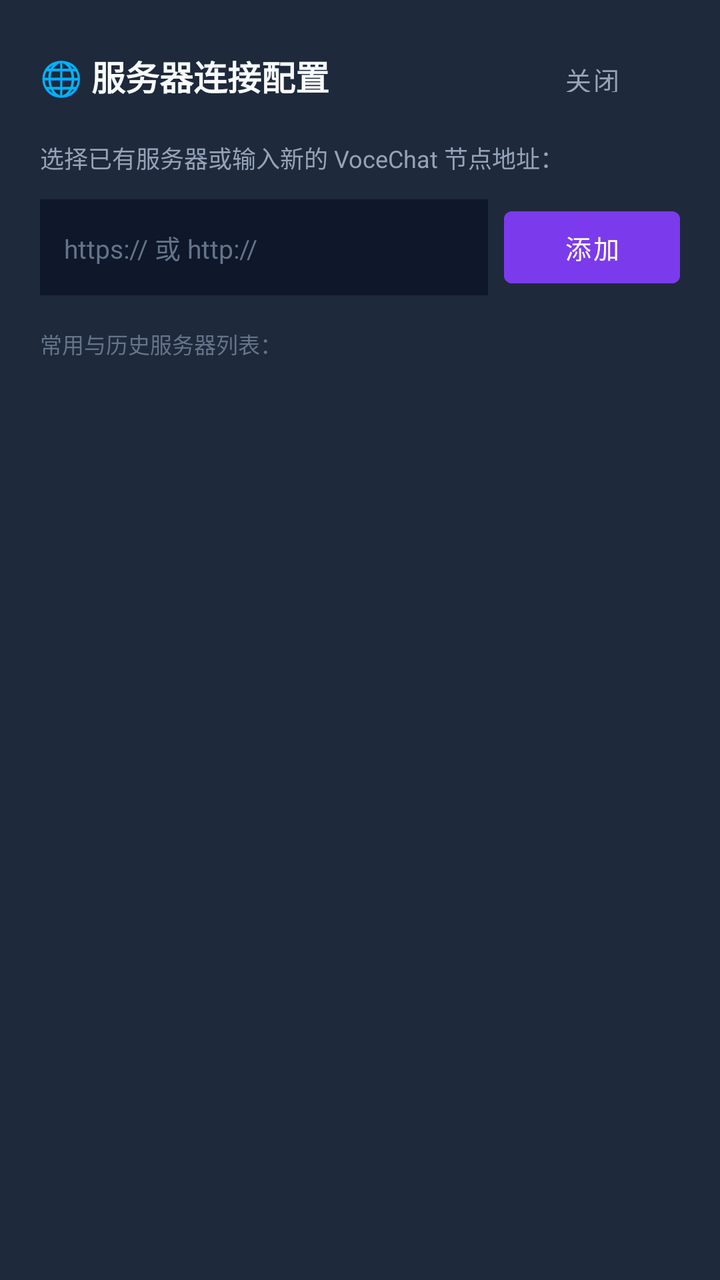
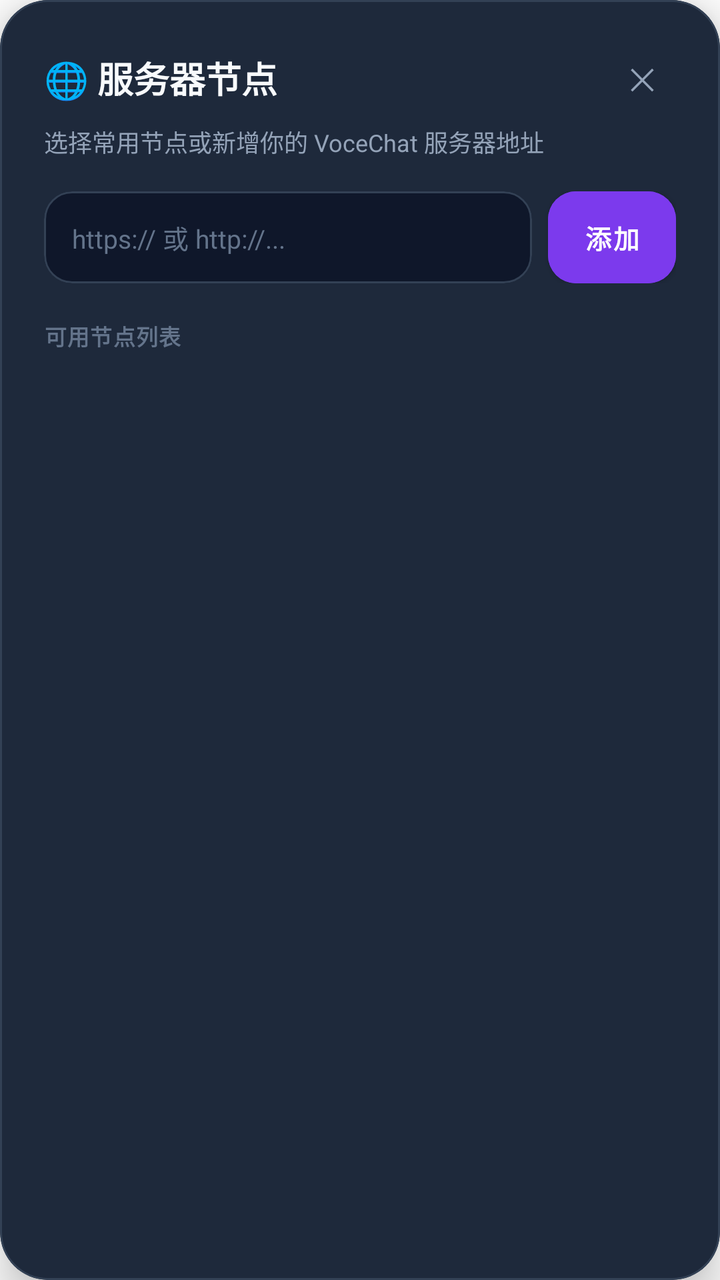

Two renders of the same Android screen: before a commit and after it. Below are the layout's source before the change and the commit's diff.
<!-- AndroidManifest.xml: application theme Theme.MaterialComponents.DayNight.NoActionBar -->
<!-- res/layout/dialog_server_settings.xml -->
<?xml version="1.0" encoding="utf-8"?>
<LinearLayout xmlns:android="http://schemas.android.com/apk/res/android"
    xmlns:app="http://schemas.android.com/apk/res-auto"
    android:id="@+id/dialog_server_root"
    android:layout_width="match_parent"
    android:layout_height="wrap_content"
    android:orientation="vertical"
    android:background="#1E293B"
    android:padding="20dp">

    
    <LinearLayout
        android:layout_width="match_parent"
        android:layout_height="wrap_content"
        android:orientation="horizontal"
        android:gravity="center_vertical"
        android:layout_marginBottom="14dp">

        <TextView
            android:id="@+id/tv_dialog_title"
            android:layout_width="0dp"
            android:layout_height="wrap_content"
            android:layout_weight="1"
            android:text="🌐 服务器连接配置"
            android:textColor="#F8FAFC"
            android:textSize="17sp"
            android:textStyle="bold" />

        <Button
            android:id="@+id/btn_dialog_close"
            style="@style/Widget.MaterialComponents.Button.TextButton"
            android:layout_width="wrap_content"
            android:layout_height="36dp"
            android:text="关闭"
            android:textColor="#94A3B8"
            android:textSize="13sp" />
    </LinearLayout>

    <TextView
        android:id="@+id/tv_dialog_desc"
        android:layout_width="match_parent"
        android:layout_height="wrap_content"
        android:text="选择已有服务器或输入新的 VoceChat 节点地址："
        android:textColor="#94A3B8"
        android:textSize="12sp"
        android:layout_marginBottom="12dp" />

    
    <LinearLayout
        android:layout_width="match_parent"
        android:layout_height="48dp"
        android:orientation="horizontal"
        android:gravity="center_vertical"
        android:layout_marginBottom="16dp">

        <EditText
            android:id="@+id/et_new_server"
            android:layout_width="0dp"
            android:layout_height="match_parent"
            android:layout_weight="1"
            android:background="#0F172A"
            android:textColor="#F8FAFC"
            android:textColorHint="#64748B"
            android:hint="https:// 或 http://"
            android:textSize="13sp"
            android:paddingStart="12dp"
            android:paddingEnd="12dp"
            android:singleLine="true" />

        <Button
            android:id="@+id/btn_add_server"
            android:layout_width="wrap_content"
            android:layout_height="match_parent"
            android:layout_marginStart="8dp"
            android:backgroundTint="#7C3AED"
            android:text="添加"
            android:textColor="#FFFFFF"
            android:textSize="13sp"
            android:paddingStart="14dp"
            android:paddingEnd="14dp" />
    </LinearLayout>

    <TextView
        android:id="@+id/tv_history_label"
        android:layout_width="match_parent"
        android:layout_height="wrap_content"
        android:text="常用与历史服务器列表："
        android:textColor="#64748B"
        android:textSize="11sp"
        android:layout_marginBottom="8dp" />

    
    <LinearLayout
        android:id="@+id/layout_server_list"
        android:layout_width="match_parent"
        android:layout_height="wrap_content"
        android:orientation="vertical" />

</LinearLayout>
<!-- resources referenced by this layout -->
<resources>

</resources>

<!-- the commit's change to res/layout/dialog_server_settings.xml (unified diff, before → after) -->
@@ -1,99 +1,140 @@
 <?xml version="1.0" encoding="utf-8"?>
-<LinearLayout xmlns:android="http://schemas.android.com/apk/res/android"
+<com.google.android.material.card.MaterialCardView xmlns:android="http://schemas.android.com/apk/res/android"
     xmlns:app="http://schemas.android.com/apk/res-auto"
     android:id="@+id/dialog_server_root"
     android:layout_width="match_parent"
     android:layout_height="wrap_content"
-    android:orientation="vertical"
-    android:background="#1E293B"
-    android:padding="20dp">
+    app:cardBackgroundColor="#1E293B"
+    app:cardCornerRadius="24dp"
+    app:cardElevation="12dp"
+    app:strokeColor="#334155"
+    app:strokeWidth="1dp">
 
-    
     <LinearLayout
         android:layout_width="match_parent"
         android:layout_height="wrap_content"
-        android:orientation="horizontal"
-        android:gravity="center_vertical"
-        android:layout_marginBottom="14dp">
+        android:orientation="vertical"
+        android:padding="22dp">
+
+        
+        <LinearLayout
+            android:layout_width="match_parent"
+            android:layout_height="wrap_content"
+            android:orientation="horizontal"
+            android:gravity="center_vertical"
+            android:layout_marginBottom="6dp">
+
+            <TextView
+                android:id="@+id/tv_dialog_title"
+                android:layout_width="0dp"
+                android:layout_height="wrap_content"
+                android:layout_weight="1"
+                android:text="🌐 服务器节点"
+                android:textColor="#F8FAFC"
+                android:textSize="18sp"
+                android:textStyle="bold" />
+
+            <com.google.android.material.button.MaterialButton
+                android:id="@+id/btn_dialog_close"
+                style="@style/Widget.MaterialComponents.Button.TextButton"
+                android:layout_width="34dp"
+                android:layout_height="34dp"
+                android:minWidth="0dp"
+                android:minHeight="0dp"
+                android:insetTop="0dp"
+                android:insetBottom="0dp"
+                android:padding="0dp"
+                android:text="✕"
+                android:textColor="#94A3B8"
+                android:textSize="15sp"
+                app:cornerRadius="17dp" />
+        </LinearLayout>
 
         <TextView
-            android:id="@+id/tv_dialog_title"
-            android:layout_width="0dp"
+            android:id="@+id/tv_dialog_desc"
+            android:layout_width="match_parent"
             android:layout_height="wrap_content"
-            android:layout_weight="1"
-            android:text="🌐 服务器连接配置"
-            android:textColor="#F8FAFC"
-            android:textSize="17sp"
-            android:textStyle="bold" />
+            android:text="选择常用节点或新增你的 VoceChat 服务器地址"
+            android:textColor="#94A3B8"
+            android:textSize="12sp"
+            android:layout_marginBottom="16dp" />
 
-        <Button
-            android:id="@+id/btn_dialog_close"
-            style="@style/Widget.MaterialComponents.Button.TextButton"
-            android:layout_width="wrap_content"
-            android:layout_height="36dp"
-            android:text="关闭"
-            android:textColor="#94A3B8"
-            android:textSize="13sp" />
+        
+        <LinearLayout
+            android:layout_width="match_parent"
+            android:layout_height="46dp"
+            android:orientation="horizontal"
+            android:gravity="center_vertical"
+            android:layout_marginBottom="18dp">
+
+            <com.google.android.material.card.MaterialCardView
+                android:id="@+id/card_new_server_input"
+                android:layout_width="0dp"
+                android:layout_height="match_parent"
+                android:layout_weight="1"
+                app:cardBackgroundColor="#0F172A"
+                app:cardCornerRadius="14dp"
+                app:cardElevation="0dp"
+                app:strokeColor="#334155"
+                app:strokeWidth="1dp">
+
+                <EditText
+                    android:id="@+id/et_new_server"
+                    android:layout_width="match_parent"
+                    android:layout_height="match_parent"
+                    android:background="@null"
+                    android:textColor="#F8FAFC"
+                    android:textColorHint="#64748B"
+                    android:hint="https:// 或 http://..."
+                    android:inputType="textUri"
+                    android:textSize="13sp"
+                    android:paddingStart="14dp"
+                    android:paddingEnd="14dp"
+                    android:singleLine="true" />
+            </com.google.android.material.card.MaterialCardView>
+
+            <com.google.android.material.button.MaterialButton
+                android:id="@+id/btn_add_server"
+                android:layout_width="wrap_content"
+                android:layout_height="match_parent"
+                android:layout_marginStart="8dp"
+                android:minWidth="64dp"
+                android:minHeight="0dp"
+                android:insetTop="0dp"
+                android:insetBottom="0dp"
+                android:backgroundTint="#7C3AED"
+                android:text="添加"
+                android:textColor="#FFFFFF"
+                android:textSize="13sp"
+                android:textStyle="bold"
+                android:paddingStart="14dp"
+                android:paddingEnd="14dp"
+                app:cornerRadius="14dp" />
+        </LinearLayout>
+
+        <TextView
+            android:id="@+id/tv_history_label"
+            android:layout_width="match_parent"
+            android:layout_height="wrap_content"
+            android:text="可用节点列表"
+            android:textColor="#64748B"
+            android:textSize="11sp"
+            android:textStyle="bold"
+            android:letterSpacing="0.04"
+            android:layout_marginBottom="10dp" />
+
+        
+        <ScrollView
+            android:layout_width="match_parent"
+            android:layout_height="wrap_content"
+            android:scrollbars="none">
+
+            <LinearLayout
+                android:id="@+id/layout_server_list"
+                android:layout_width="match_parent"
+                android:layout_height="wrap_content"
+                android:orientation="vertical" />
+        </ScrollView>
+
     </LinearLayout>
-
-    <TextView
-        android:id="@+id/tv_dialog_desc"
-        android:layout_width="match_parent"
-        android:layout_height="wrap_content"
-        android:text="选择已有服务器或输入新的 VoceChat 节点地址："
-        android:textColor="#94A3B8"
-        android:textSize="12sp"
-        android:layout_marginBottom="12dp" />
-
-    
-    <LinearLayout
-        android:layout_width="match_parent"
-        android:layout_height="48dp"
-        android:orientation="horizontal"
-        android:gravity="center_vertical"
-        android:layout_marginBottom="16dp">
-
-        <EditText
-            android:id="@+id/et_new_server"
-            android:layout_width="0dp"
-            android:layout_height="match_parent"
-            android:layout_weight="1"
-            android:background="#0F172A"
-            android:textColor="#F8FAFC"
-            android:textColorHint="#64748B"
-            android:hint="https:// 或 http://"
-            android:textSize="13sp"
-            android:paddingStart="12dp"
-            android:paddingEnd="12dp"
-            android:singleLine="true" />
-
-        <Button
-            android:id="@+id/btn_add_server"
-            android:layout_width="wrap_content"
-            android:layout_height="match_parent"
-            android:layout_marginStart="8dp"
-            android:backgroundTint="#7C3AED"
-            android:text="添加"
-            android:textColor="#FFFFFF"
-            android:textSize="13sp"
-            android:paddingStart="14dp"
-            android:paddingEnd="14dp" />
-    </LinearLayout>
-
-    <TextView
-        android:id="@+id/tv_history_label"
-        android:layout_width="match_parent"
-        android:layout_height="wrap_content"
-        android:text="常用与历史服务器列表："
-        android:textColor="#64748B"
-        android:textSize="11sp"
-        android:layout_marginBottom="8dp" />
-
-    
-    <LinearLayout
-        android:id="@+id/layout_server_list"
-        android:layout_width="match_parent"
-        android:layout_height="wrap_content"
-        android:orientation="vertical" />
-
-</LinearLayout>
+</com.google.android.material.card.MaterialCardView>
